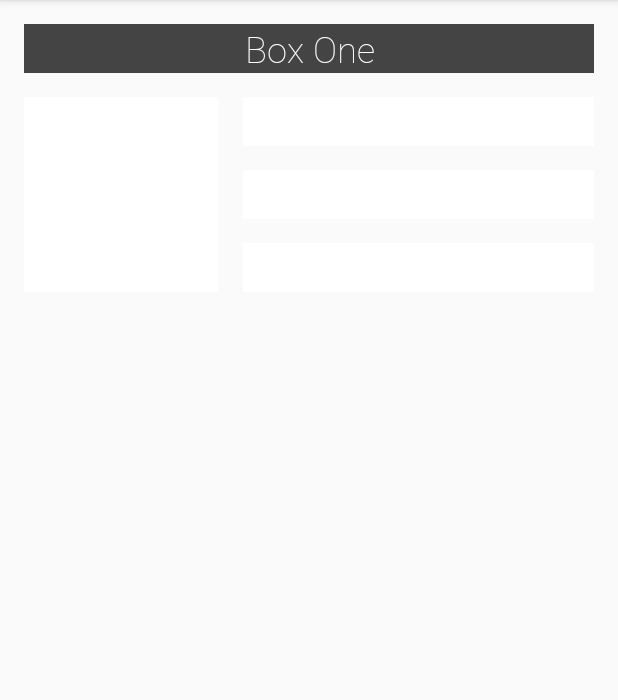
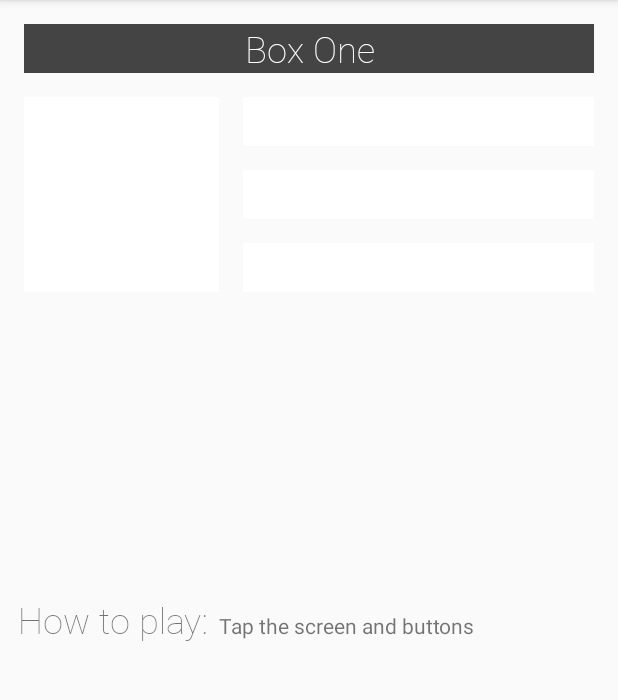
Before and after one commit to alexandre-trapp/ColorMyViews, an Android app: the screen it shows after launch (MainActivity), after a tap on "Box One", on a phone screen of 412 x 824 dp, the part 84-784 px from its top. Run offline under Robolectric (Android 15) with nearby library versions, the phone set to English and light mode, and no system bars.

Commit message:
add how to play

```diff
--- a/app/src/main/res/layout/activity_main.xml
+++ b/app/src/main/res/layout/activity_main.xml
@@ -71,4 +71,29 @@
         app:layout_constraintStart_toEndOf="@+id/box_two_text"
         app:layout_constraintTop_toBottomOf="@+id/box_three_text" />
 
+    <TextView
+        android:id="@+id/info_text"
+        android:layout_width="wrap_content"
+        android:layout_height="wrap_content"
+        android:layout_marginEnd="16dp"
+        android:layout_marginBottom="16dp"
+        android:text="@string/tap_the_boxes_and_buttons"
+        app:layout_constraintBottom_toBottomOf="parent"
+        app:layout_constraintEnd_toEndOf="parent"
+        app:layout_constraintHorizontal_bias="0.085"
+        app:layout_constraintStart_toEndOf="@+id/label_text"
+        app:layout_constraintTop_toBottomOf="@+id/box_two_text"
+        app:layout_constraintVertical_bias="0.395" />
+
+    <TextView
+        android:id="@+id/label_text"
+        android:layout_width="0dp"
+        android:layout_height="wrap_content"
+        android:layout_marginStart="12dp"
+        android:fontFamily="@font/roboto"
+        android:text="@string/how_to_play"
+        android:textSize="24sp"
+        app:layout_constraintBaseline_toBaselineOf="@+id/info_text"
+        app:layout_constraintStart_toStartOf="parent" />
+
 </androidx.constraintlayout.widget.ConstraintLayout>
--- a/app/src/main/res/values/strings.xml
+++ b/app/src/main/res/values/strings.xml
@@ -8,4 +8,6 @@
     <string name="box_red">RED</string>
     <string name="box_yellow">YELLOW</string>
     <string name="box_green">GREEN</string>
+    <string name="how_to_play">How to play:</string>
+    <string name="tap_the_boxes_and_buttons">Tap the screen and buttons</string>
 </resources>
```
